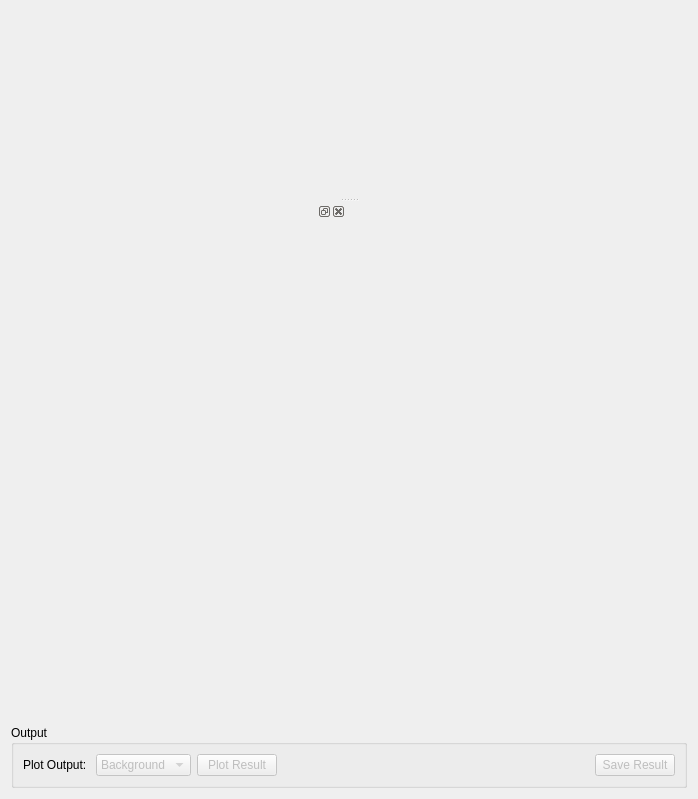
Above: qt/scientific_interfaces/Indirect/IqtFit.ui from mantidproject/mantid before the change. Below: the same form after it.
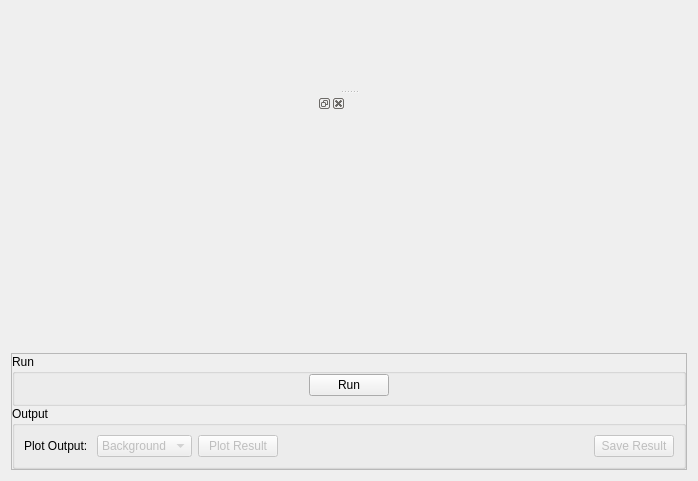
That is the form after the change. Custom widgets are drawn as their Qt base class.

Commit message: Move Run button to allow disabling Refs #22844

Patch:
```diff
--- a/qt/scientific_interfaces/Indirect/IqtFit.ui
+++ b/qt/scientific_interfaces/Indirect/IqtFit.ui
@@ -7,7 +7,7 @@
     <x>0</x>
     <y>0</y>
     <width>698</width>
-    <height>799</height>
+    <height>481</height>
    </rect>
   </property>
   <property name="windowTitle">
@@ -44,8 +44,80 @@
         </layout>
        </item>
        <item>
+        <widget class="QFrame" name="frame">
+         <property name="frameShape">
+          <enum>QFrame::StyledPanel</enum>
+         </property>
+         <property name="frameShadow">
+          <enum>QFrame::Raised</enum>
+         </property>
+         <layout class="QVBoxLayout" name="verticalLayout_3">
+          <property name="spacing">
+           <number>0</number>
+          </property>
+          <property name="leftMargin">
+           <number>0</number>
+          </property>
+          <property name="topMargin">
+           <number>0</number>
+          </property>
+          <property name="rightMargin">
+           <number>0</number>
+          </property>
+          <property name="bottomMargin">
+           <number>0</number>
+          </property>
+          <item>
         <widget class="MantidQt::CustomInterfaces::IDA::IndirectSpectrumSelectionView" name="svSpectrumView" native="true"/>
        </item>
+          <item>
+           <widget class="QGroupBox" name="gbRun">
+            <property name="title">
+             <string>Run</string>
+            </property>
+            <layout class="QHBoxLayout" name="horizontalLayout">
+             <property name="topMargin">
+              <number>0</number>
+             </property>
+             <property name="bottomMargin">
+              <number>7</number>
+             </property>
+             <item>
+              <spacer name="horizontalSpacer">
+               <property name="orientation">
+                <enum>Qt::Horizontal</enum>
+               </property>
+               <property name="sizeHint" stdset="0">
+                <size>
+                 <width>282</width>
+                 <height>20</height>
+                </size>
+               </property>
+              </spacer>
+             </item>
+             <item>
+              <widget class="QPushButton" name="pbRun">
+               <property name="text">
+                <string>Run</string>
+               </property>
+              </widget>
+             </item>
+             <item>
+              <spacer name="horizontalSpacer_2">
+               <property name="orientation">
+                <enum>Qt::Horizontal</enum>
+               </property>
+               <property name="sizeHint" stdset="0">
+                <size>
+                 <width>40</width>
+                 <height>20</height>
+                </size>
+               </property>
+              </spacer>
+             </item>
+            </layout>
+           </widget>
+          </item>
        <item>
         <widget class="QGroupBox" name="gbOutput">
          <property name="title">
@@ -122,6 +194,9 @@
             <property name="text">
              <string>Save Result</string>
             </property>
+              </widget>
+             </item>
+            </layout>
            </widget>
           </item>
          </layout>
```
Lines whose indentation alone changed are shown as unchanged. The commit also changes 23 other files.
